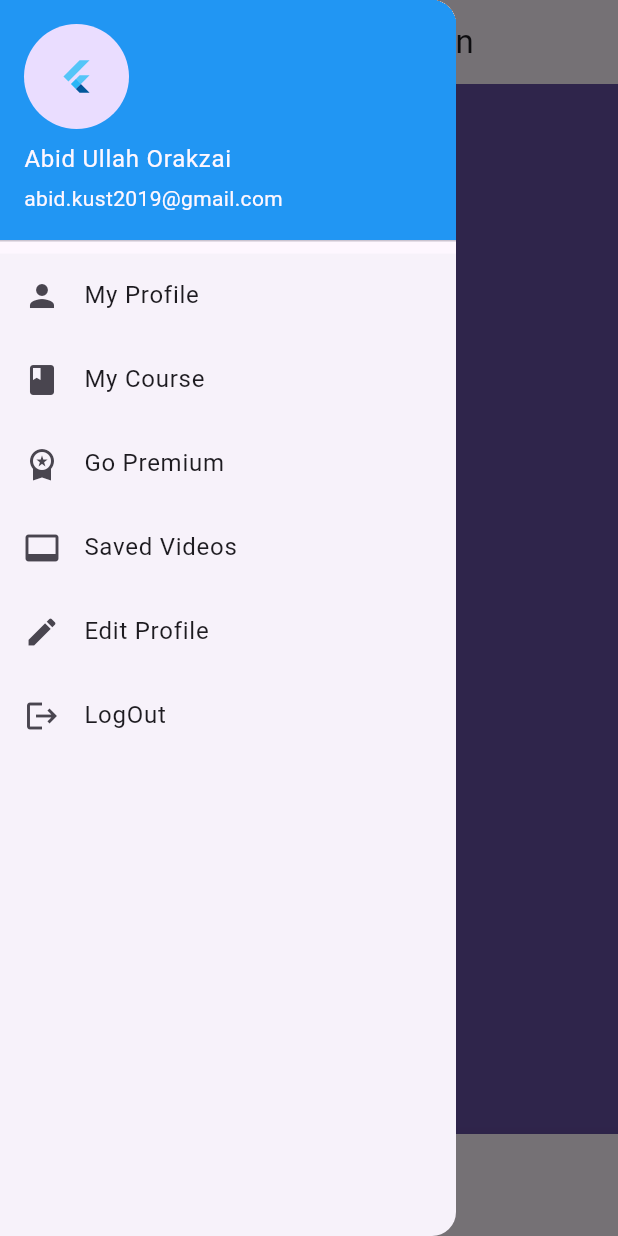
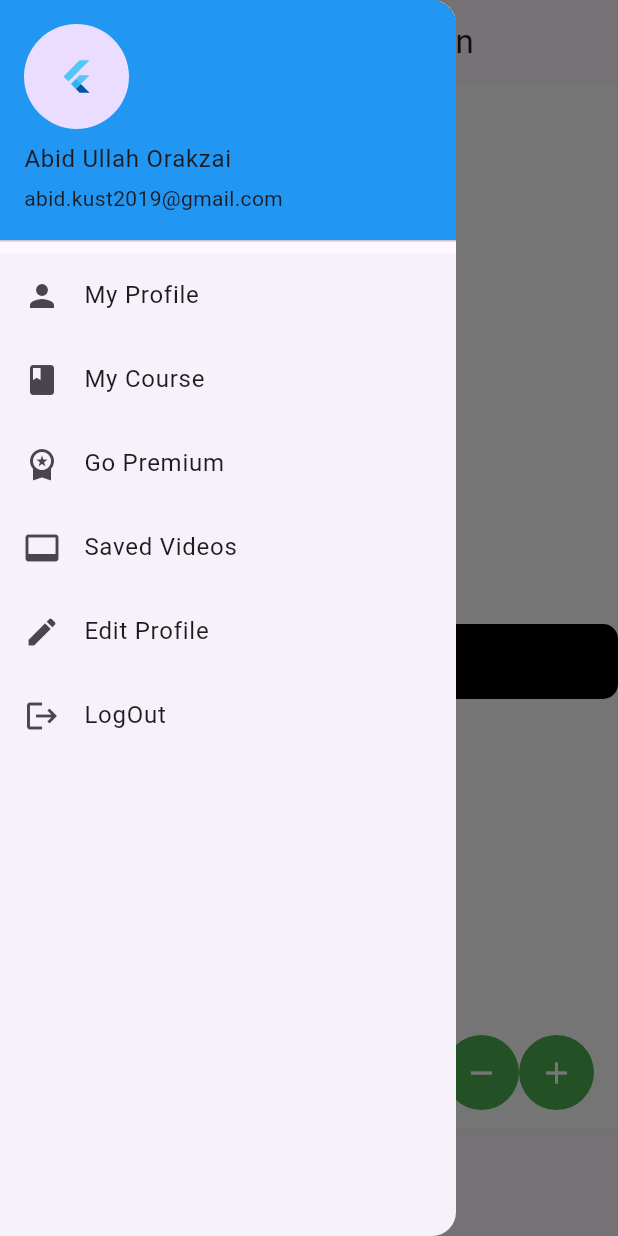
Before and after one commit to syedwaleednawaz000/flutter_code_structure, a Flutter app: the NavigationDrawerMainScreen screen opened by its route, with the side drawer open, on a phone screen of 412 x 824 dp. Run offline on Flutter 3.47's test engine with Material 3 defaults, Android fonts, the phone set to English and light mode, and no system bars; our stand-ins replace dio, flutter_screenutil, go_router, shared_preferences; accounts and stored records are empty; generated files the repository leaves out were written again; network calls fail.

Commit message:
faisal theming

```diff
--- a/lib/Presentation/Screens/Home/View/homeview.dart
+++ b/lib/Presentation/Screens/Home/View/homeview.dart
@@ -6,8 +6,8 @@ import 'package:simple_flutter_project/config/app_constant.dart';
 import 'package:simple_flutter_project/config/app_images.dart';
 import '../HomeComponent/float_button.dart';
 
-class HomeScreen extends StatelessWidget {
-  const HomeScreen({Key? key}) : super(key: key);
+class CounterScreen extends StatelessWidget {
+  const CounterScreen({Key? key}) : super(key: key);
 
   @override
   Widget build(BuildContext context) {
--- a/lib/Presentation/Screens/Main/View/selectview.dart
+++ b/lib/Presentation/Screens/Main/View/selectview.dart
@@ -1,100 +1,120 @@
-import 'package:flutter/material.dart';
-import 'package:go_router/go_router.dart';
-import 'package:provider/provider.dart';
-import 'package:simple_flutter_project/Presentation/Theme/Provider/theme_provider.dart';
-import 'package:simple_flutter_project/Presentation/Screens/Home/View/homeview.dart';
-import 'package:simple_flutter_project/Presentation/Screens/HomeNew/View/home_data_get_from_api_consumer.dart';
-import 'package:simple_flutter_project/Presentation/Screens/Main/components/language_drop_down.dart';
-import 'package:simple_flutter_project/config/app_constant.dart';
-import 'package:simple_flutter_project/config/app_router_constants.dart';
-import 'package:simple_flutter_project/Utils/utils.dart';
-import '../../HomeNew/View/home_data_get_from_api_selector.dart';
-
-class CounterScreen extends StatefulWidget {
-  const CounterScreen({super.key});
-
-  @override
-  State<CounterScreen> createState() => _CounterScreenState();
-}
-
-class _CounterScreenState extends State<CounterScreen> {
-  bool isDarkMode = false;
-  @override
-  Widget build(BuildContext context) {
-    return Scaffold(
-      backgroundColor: Theme.of(context).primaryColor,
-      body: Center(
-        child: Column(
-          mainAxisAlignment: MainAxisAlignment.center,
-          children: [
-            Consumer<ThemeProvider>(builder: (context, themeProvider, child) {
-              return             Switch(
-                value: themeProvider.gettTheme() ?? false,
-                onChanged: (value) {
-                  setState(() {
-                    isDarkMode = value;
-                  });
-                  themeProvider.setTheme(themeValue: value);
-                  // if(isDarkMode == true){
-                  //   themeProvider.darkTheme;
-                  //   // ThemeProvider
-                  // }else{
-                  //   themeProvider.lightTheme;
-                  // }
-                  // Change theme based on the switch value
-                  // Theme.of(context).brightness == Brightness.light
-                  // ? Theme.of(context).brightness = Brightness.dark
-                  // : Theme.of(context).brightness = Brightness.light;
-                },
-              );
-            },),
-            /// this is abid drop down for language localization
-            // Row(
-            //   mainAxisAlignment: MainAxisAlignment.spaceAround,
-            //   children: [
-            //     Text(
-            //       'Select Language',
-            //       style: TextStyle(color: Theme.of(context).primaryColor),
-            //     ),
-            //     const LanguageDropDown(),
-            //   ],
-            // ),
-            ElevatedButton(
-              onPressed: () => Navigator.push(
-                context,
-                MaterialPageRoute(builder: (_) => const HomeScreen()),
-              ),
-              child: const Text('Counter'),
-            ),
-            ElevatedButton(
-              onPressed: () => Navigator.push(
-                context,
-                MaterialPageRoute(builder: (_) => const HomeAPIConsumer()),
-              ),
-              child: const Text('Consumer'),
-            ),
-            ElevatedButton(
-              onPressed: () => Navigator.push(
-                context,
-                MaterialPageRoute(builder: (_) => const HomeAPISelector()),
-              ),
-              child: const Text('Selector'),
-            ),
-            ElevatedButton(
-              style: ElevatedButton.styleFrom(
-                backgroundColor: Theme.of(context).primaryColor,
-              ),
-              onPressed: () {
-                context.pushNamed(AppRouterConstants.navigationDrawerMainScreen);
-              },
-              child: Text(
-                'Go to New Code',
-                style: TextStyle(color: Theme.of(context).primaryColor),
-              ),
-            ),
-          ],
-        ),
-      ),
-    );
-  }
-}
+// import 'package:flutter/material.dart';
+// import 'package:go_router/go_router.dart';
+// import 'package:provider/provider.dart';
+// import 'package:shared_preferences/shared_preferences.dart';
+// import 'package:simple_flutter_project/Presentation/Theme/Provider/theme_provider.dart';
+// import 'package:simple_flutter_project/Presentation/Screens/Home/View/homeview.dart';
+// import 'package:simple_flutter_project/Presentation/Screens/HomeNew/View/home_data_get_from_api_consumer.dart';
+// import 'package:simple_flutter_project/Presentation/Screens/Main/components/language_drop_down.dart';
+// import 'package:simple_flutter_project/config/app_constant.dart';
+// import 'package:simple_flutter_project/config/app_router_constants.dart';
+// import 'package:simple_flutter_project/Utils/utils.dart';
+// import '../../HomeNew/View/home_data_get_from_api_selector.dart';
+//
+// class Home extends StatefulWidget {
+//   const Home({super.key});
+//
+//   @override
+//   State<Home> createState() => _HomeState();
+// }
+//
+// class _HomeState extends State<Home> {
+//   bool isSwitched = false;
+//
+//   var textValue = 'Switch is OFF';
+//
+//   void toggleSwitch(bool value) {
+//     if (isSwitched == false) {
+//       setState(() {
+//         isSwitched = true;
+//         textValue = 'Switch Button is ON';
+//       });
+//       print('Switch Button is ON');
+//     } else {
+//       setState(() {
+//         isSwitched = false;
+//         textValue = 'Switch Button is OFF';
+//       });
+//       print('Switch Button is OFF');
+//     }
+//   }
+//
+//   bool isDarkMode = false;
+//
+//   @override
+//   Widget build(BuildContext context) {
+//     return Scaffold(
+//       backgroundColor: Theme.of(context).primaryColor,
+//       body: Center(
+//         child: Column(
+//           mainAxisAlignment: MainAxisAlignment.center,
+//           children: [
+//             // Consumer<ThemeNotifier>(builder: (context, provider, child) {
+//             //   return Switch(
+//             //     onChanged: (bool value) async {
+//             //       final prefs = await SharedPreferences.getInstance();
+//             //       prefs.setBool("themeValue", value);
+//             //       provider.setTheme(themeValue: value);
+//             //     },
+//             //     // onChanged: toggleSwitch,
+//             //     value: AppConstant.themValue,
+//             //
+//             //     activeColor: Colors.blue,
+//             //     activeTrackColor: Colors.blueAccent,
+//             //     inactiveThumbColor: Colors.white,
+//             //     inactiveTrackColor: Colors.grey,
+//             //   );
+//             // }),
+//
+//             /// this is abid drop down for language localization
+//             // Row(
+//             //   mainAxisAlignment: MainAxisAlignment.spaceAround,
+//             //   children: [
+//             //     Text(
+//             //       'Select Language',
+//             //       style: TextStyle(color: Theme.of(context).primaryColor),
+//             //     ),
+//             //     const LanguageDropDown(),
+//             //   ],
+//             // ),
+//
+//             ElevatedButton(
+//               onPressed: () => Navigator.push(
+//                 context,
+//                 MaterialPageRoute(builder: (_) => const Home()),
+//               ),
+//               child: const Text('Counter'),
+//             ),
+//             ElevatedButton(
+//               onPressed: () => Navigator.push(
+//                 context,
+//                 MaterialPageRoute(builder: (_) => const HomeAPIConsumer()),
+//               ),
+//               child: const Text('Consumer'),
+//             ),
+//             ElevatedButton(
+//               onPressed: () => Navigator.push(
+//                 context,
+//                 MaterialPageRoute(builder: (_) => const HomeAPISelector()),
+//               ),
+//               child: const Text('Selector'),
+//             ),
+//             ElevatedButton(
+//               style: ElevatedButton.styleFrom(
+//                 backgroundColor: Theme.of(context).primaryColor,
+//               ),
+//               onPressed: () {
+//                 context
+//                     .pushNamed(AppRouterConstants.navigationDrawerMainScreen);
+//               },
+//               child: Text(
+//                 'Go to New Code',
+//                 style: TextStyle(color: Colors.black),
+//               ),
+//             ),
+//           ],
+//         ),
+//       ),
+//     );
+//   }
+// }
--- a/lib/Presentation/Screens/Main/components/custom_app_bar.dart
+++ b/lib/Presentation/Screens/Main/components/custom_app_bar.dart
@@ -2,8 +2,8 @@ import 'package:flutter/material.dart';
 
 AppBar customAppBar(
     {required String appBarText,
-    required IconData leadingIcon,
-    required VoidCallback onPressed}) {
+      required IconData leadingIcon,
+      required VoidCallback onPressed}) {
   return AppBar(
     title: Text(appBarText),
     leading: IconButton(
--- a/lib/Presentation/Screens/Nav_bar_drawer/Component/custom_bottom_nav_bar.dart
+++ b/lib/Presentation/Screens/Nav_bar_drawer/Component/custom_bottom_nav_bar.dart
@@ -27,10 +27,7 @@ class _CustomBottomNavBarState extends State<CustomBottomNavBar> {
           icon: Icon(Icons.countertops),
           label: 'Counter',
         ),
-        BottomNavigationBarItem(
-          icon: Icon(Icons.home),
-          label: 'Home',
-        ),
+
         BottomNavigationBarItem(
           icon: Icon(Icons.construction),
           label: 'Consumer',
@@ -39,6 +36,10 @@ class _CustomBottomNavBarState extends State<CustomBottomNavBar> {
           icon: Icon(Icons.select_all),
           label: 'Selector',
         ),
+        BottomNavigationBarItem(
+          icon: Icon(Icons.person),
+          label: 'Profile',
+        ),
       ],
     );
   }
--- a/lib/Presentation/Screens/Nav_bar_drawer/View/navigation_drawer_main_screen.dart
+++ b/lib/Presentation/Screens/Nav_bar_drawer/View/navigation_drawer_main_screen.dart
@@ -5,9 +5,7 @@ import 'package:simple_flutter_project/Presentation/Screens/HomeNew/View/home_da
 import 'package:simple_flutter_project/Presentation/Screens/Main/components/custom_app_bar.dart';
 import 'package:simple_flutter_project/Presentation/Screens/Nav_bar_drawer/Component/custom_bottom_nav_bar.dart';
 import 'package:simple_flutter_project/Presentation/Screens/Main/components/custom_drawer.dart';
-import 'package:simple_flutter_project/Presentation/Screens/Main/View/selectview.dart';
-
-
+import 'package:simple_flutter_project/Presentation/Screens/profile/profile.dart';
 
 class NavigationDrawerMainScreen extends StatefulWidget {
   const NavigationDrawerMainScreen({super.key});
@@ -21,12 +19,12 @@ class _NavigationDrawerMainScreenState
     extends State<NavigationDrawerMainScreen> {
   final GlobalKey<ScaffoldState> _scaffoldKey = GlobalKey<ScaffoldState>();
 
-  int _currentIndex = 0;
+  int _currentIndex = 3;
   final List<dynamic> _screens = [
     const CounterScreen(),
-    const HomeScreen(),
     const HomeAPIConsumer(),
     const HomeAPISelector(),
+    const ProfileScreen()
   ];
 
   @override
--- a/lib/Presentation/Theme/Provider/theme_provider.dart
+++ b/lib/Presentation/Theme/Provider/theme_provider.dart
@@ -1,24 +1,57 @@
 import 'package:flutter/material.dart';
 import 'package:shared_preferences/shared_preferences.dart';
-import 'package:simple_flutter_project/Presentation/Theme/app_style.dart';
+import '../../../config/app_constant.dart';
 
-// Provider class for managing the theme
-class ThemeProvider with ChangeNotifier {
-  // Dark theme configuration
+class ThemeNotifier with ChangeNotifier {
   final darkTheme = ThemeData(
-    // Theme properties for dark mode
-  );
+    // fontFamily: AppConstant.LightFont,
+      primaryColor: const Color(0xffE1E1E1),
+      cardColor: const Color(0xff000000),
+      // Feild, Card
+      backgroundColor: Color(0xff000000),
+      scaffoldBackgroundColor: const Color(0xffffffff),
+      // buttonColor: const Color(0xff434242),
+      textTheme: TextTheme(bodyText1: TextStyle(color: Color(0xffffffff))),
+      shadowColor: Colors.black,
+      // canvasColor: AppColors.primarybtn,
+      // Button Color
+      highlightColor: Colors.white,
+      // Icons BG Color
+      dialogBackgroundColor: Color(0xffD9D9D9),
+      toggleableActiveColor: const Color(0xffD9D9D9),
+      // accentColor: const Color(0xffD9D9D9),
+      indicatorColor: const Color(0xffD9D9D9),
+      dividerColor: Colors.white,
+      hintColor: Colors.white,
+      bottomAppBarColor: Colors.black);
 
-  // Light theme configuration
   final lightTheme = ThemeData(
-    // Theme properties for light mode
-  );
+    // fontFamily: AppConstant.LightFont,
+      primaryColor: const Color(0xff161A26),
+      cardColor: const Color(0xffF2F2F2),
+      //F2F2F2 Feild, Card
+      backgroundColor: Color(0xffffffff),
+      scaffoldBackgroundColor: const Color(0xff353535),
+      // buttonColor: Color(0xff434242),
+      textTheme: TextTheme(bodyText1: TextStyle(color: Color(0xfffffff))),
+      shadowColor: Colors.white,
+      canvasColor: Colors.white,
+      // Button Color, Drawar Icons Color
+      // highlightColor: AppColors.primarybtn,
+      // Icons BG Color
+      dialogBackgroundColor: Color(0x54888888),
+      toggleableActiveColor: const Color(0xff283349),
+      hintColor: Colors.white,
+      // accentColor: const Color(0xff283349),
+      indicatorColor: const Color(0xff283349),
+      dividerColor: Colors.white,
+      bottomAppBarColor: Color(0xffffffff));
 
   ThemeData? _themeData;
+
   ThemeData? getTheme() => _themeData;
-
-  // Initialize the theme based on the saved preference during class instantiation
-  ThemeProvider() {
+  //Todo my code
+  ThemeNotifier() {
     getStoreValue().then((themeBoolValue) {
       var themeMode = themeBoolValue ?? true; // Change the default to true (dark theme)
       if (themeMode == false) {
@@ -34,7 +67,6 @@ class ThemeProvider with ChangeNotifier {
 
   bool? gettTheme() => _setTheme;
 
-  // Retrieve the saved theme preference from SharedPreferences
   Future<bool?> getStoreValue() async {
     final prefs = await SharedPreferences.getInstance();
     var themeBoolValue = prefs.getBool("themeValue");
@@ -43,31 +75,27 @@ class ThemeProvider with ChangeNotifier {
       themeBoolValue = true;
       await prefs.setBool("themeValue", true);
     }
-    AppStyle.themValue = themeBoolValue;
+    AppConstant.themValue = themeBoolValue;
     notifyListeners();
     return themeBoolValue;
   }
-
-  // Set the selected theme and persist the preference to SharedPreferences
   void setTheme({required bool themeValue}) async {
     _setTheme = themeValue;
-    AppStyle.themValue = themeValue;
+    AppConstant.themValue = themeValue;
+    notifyListeners();
     if (themeValue == false) {
       _themeData = lightTheme;
       StorageManager.saveData('themeMode', themeValue);
-      notifyListeners();
     } else {
       _themeData = darkTheme;
       StorageManager.saveData('themeMode', themeValue);
-      notifyListeners();
     }
-    // notifyListeners();
   }
+
 }
 
-// Class for managing storage using SharedPreferences
 class StorageManager {
-  static void saveData(String key, value) async {
+  static void saveData(String key,value) async {
     final prefs = await SharedPreferences.getInstance();
     if (value is int) {
       prefs.setInt(key, value);
@@ -76,7 +104,6 @@ class StorageManager {
     } else if (value is bool) {
       prefs.setBool(key, value);
     } else {
-      // Handle other data types if needed
     }
   }
 
--- a/lib/Presentation/Theme/app_style.dart
+++ b/lib/Presentation/Theme/app_style.dart
@@ -1,7 +1,7 @@
 import 'package:flutter/material.dart';
 
 class AppStyle{
-  static bool themValue = false;
+
   static const TextStyle heading1 = TextStyle(
     fontSize: 32.0,
     fontWeight: FontWeight.bold,
--- a/lib/Presentation/routes/app_route_configs.dart
+++ b/lib/Presentation/routes/app_route_configs.dart
@@ -19,7 +19,7 @@ class MyAppRouter {
         path: '/',
         pageBuilder: (context, state) {
           return const MaterialPage(
-            child: CounterScreen(),
+            child: NavigationDrawerMainScreen(),
           );
         },
       ),
@@ -30,7 +30,7 @@ class MyAppRouter {
         path: '/homeView',
         pageBuilder: (context, state) {
           return const MaterialPage(
-            child: HomeScreen(),
+            child: CounterScreen(),
           );
         },
       ),
--- /dev/null
+++ b/lib/Utils/localizationPrefs.dart
@@ -0,0 +1,16 @@
+import 'package:flutter/widgets.dart';
+import 'package:shared_preferences/shared_preferences.dart';
+
+class LocalizationPrefs {
+  static const SELECTED_LANG = "SELECTEDLANGUAGE";
+
+  setLanguage(Locale locale) async {
+    SharedPreferences prefs = await SharedPreferences.getInstance();
+    prefs.setString(SELECTED_LANG, locale.languageCode);
+  }
+
+  Future<String> getLanguage() async {
+    SharedPreferences prefs = await SharedPreferences.getInstance();
+    return prefs.getString(SELECTED_LANG) ?? "";
+  }
+}
--- a/lib/config/app_constant.dart
+++ b/lib/config/app_constant.dart
@@ -3,8 +3,9 @@ import 'package:provider/provider.dart';
 import 'package:simple_flutter_project/Presentation/Theme/Provider/theme_provider.dart';
 
 class AppConstant{
-
+  static bool themValue = false;
   static String userID = "";
   static String montMedium = "Mont-Medium";
   static String getUserToken = '';
+  static String profileImageUrl = 'https://picsum.photos/250?image=9';
 }
--- a/lib/main.dart
+++ b/lib/main.dart
@@ -10,14 +10,12 @@ import 'package:simple_flutter_project/Presentation/Theme/Provider/theme_provide
 import 'package:simple_flutter_project/Presentation/Screens/HomeNew/Provider/user_provider.dart';
 import 'package:simple_flutter_project/Presentation/routes/app_route_configs.dart';
 import 'package:simple_flutter_project/l10n/support_languages.dart';
-import 'Presentation/Theme/theme_data.dart';
 
 void main() async {
   WidgetsFlutterBinding.ensureInitialized(); // Ensure widgets are initialized
   LocaleProvider localeProvider = LocaleProvider();
-  SplashProvider splashProvider = SplashProvider();
   await localeProvider.loadLocale();
-  await splashProvider.loadScreen();
+
 
   runApp(
     const MyApp(),
@@ -33,26 +31,25 @@ class MyApp extends StatelessWidget {
       providers: [
         ChangeNotifierProvider(create: (_) => CounterProvider()),
         ChangeNotifierProvider(create: (_) => UserProvider()),
-        ChangeNotifierProvider(create: (_) => ThemeProvider()),
+        ChangeNotifierProvider(create: (_) => ThemeNotifier()),
         ChangeNotifierProvider(create: (_) => LocaleProvider()),
         ChangeNotifierProvider(create: (_) => SplashProvider()),
       ],
       child: Builder(builder: (BuildContext context) {
         // final themeChangeProvider = Provider.of<ThemeNotifier>(context);
         final localeProvider = Provider.of<LocaleProvider>(context);
-        return Consumer<ThemeProvider>(builder: (context, value, child) {
+        return Consumer<ThemeNotifier>(builder: (context, value, child) {
           return ScreenUtilInit(
             designSize: const Size(393, 852),
             minTextAdapt: true,
             splitScreenMode: true,
             builder: (context, child) {
-              final themeProvider = Provider.of<ThemeProvider>(context);
+              final themeProvider = Provider.of<ThemeNotifier>(context);
               return MaterialApp.router(
                 debugShowCheckedModeBanner: false,
                 title: 'Flutter code structure',
                 theme: themeProvider.getTheme(),
                 locale: localeProvider.locale,
-
                 ///localization aspects
                 localizationsDelegates: const [
                   AppLocalizations.delegate,
```
Also changed, not shown: lib/Presentation/Screens/Main/components/language_drop_down.dart (+28 -40 lines), lib/Presentation/Screens/profile/profile.dart (added, +101 -0 lines), lib/Presentation/Theme/dark_theme_preference.dart (deleted, +0 -20 lines), lib/l10n/Provider/localization_provider.dart (+98 -57 lines), pubspec.lock.
